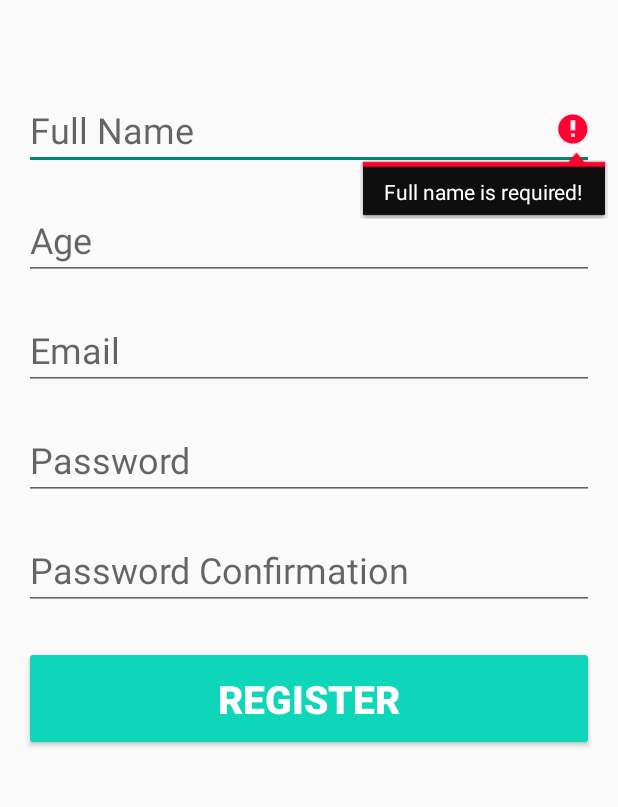
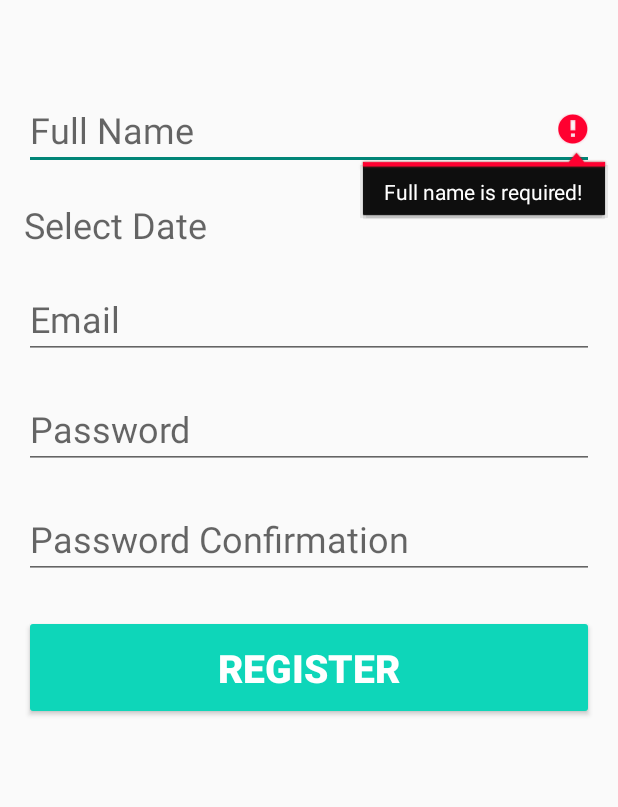
Before and after one commit to Jacob-Bordelon/pocket-chef, an Android app: the Register screen opened directly, with no data from a screen before it, after a tap on "REGISTER", on a phone screen of 412 x 824 dp, the part 308-1115 px from its top. Run offline under Robolectric (Android 15) with nearby library versions, the phone set to English and light mode, and no system bars; our stand-ins replace Firebase (no records; nobody signed in at launch, a user with empty details on screens opened directly).

Commit message:
Change method to input Date of Birth and add check point for password confirmation

```diff
--- a/app/app/build.gradle
+++ b/app/app/build.gradle
@@ -44,7 +44,6 @@ dependencies {
     implementation 'androidx.legacy:legacy-support-v4:1.0.0'
     implementation 'de.hdodenhof:circleimageview:3.1.0'
     implementation 'com.google.firebase:firebase-auth:19.2.0'
-    implementation 'androidx.wear:wear:1.0.0'
 
     testImplementation 'junit:junit:4.+'
     androidTestImplementation 'androidx.test.ext:junit:1.1.2'
@@ -63,7 +62,7 @@ dependencies {
     // rxjava
     implementation 'io.reactivex.rxjava2:rxandroid:2.0.1'
     implementation 'io.reactivex.rxjava2:rxjava:2.2.9'
-    compileOnly 'com.google.android.wearable:wearable:2.8.1'
+
 
     // ROOM database library
     def room_version = "2.2.6"
--- a/app/app/src/main/java/com/example/pocket_chef_application/util/Register.java
+++ b/app/app/src/main/java/com/example/pocket_chef_application/util/Register.java
@@ -9,20 +9,28 @@ import com.google.firebase.auth.AuthResult;
 import com.google.firebase.auth.FirebaseAuth;
 import com.google.firebase.database.FirebaseDatabase;
 
+import android.app.DatePickerDialog;
+import android.graphics.Color;
+import android.graphics.drawable.ColorDrawable;
 import android.os.Bundle;
 import android.util.Patterns;
 import android.view.View;
 import android.widget.Button;
+import android.widget.DatePicker;
 import android.widget.EditText;
 import android.widget.ProgressBar;
 import android.widget.TextView;
 import android.widget.Toast;
 
+import java.util.Calendar;
+
 public class Register extends AppCompatActivity implements View.OnClickListener{
 
     private TextView registerUser;
-    private EditText editTextFullName, editTextAge, editTextEmail, editTextPassword;
+    private EditText editTextFullName, editTextAge, editTextEmail, editTextPassword, editTextPasswordConfirm;
     private ProgressBar progressBar;
+    private TextView mDisplayDate;
+    private DatePickerDialog.OnDateSetListener mDateSetListener;
 
     private FirebaseAuth mAuth;
 
@@ -37,11 +45,41 @@ public class Register extends AppCompatActivity implements View.OnClickListener{
         registerUser.setOnClickListener(this);
 
         editTextFullName = (EditText) findViewById(R.id.fullName);
-        editTextAge = (EditText) findViewById(R.id.age);
+/*        editTextAge = (EditText) findViewById(R.id.DOB);*/
         editTextEmail = (EditText) findViewById(R.id.email);
         editTextPassword = (EditText) findViewById(R.id.password);
+        editTextPasswordConfirm = (EditText) findViewById(R.id.confirmPassword);
 
         progressBar = (ProgressBar) findViewById(R.id.progressBar);
+
+        mDisplayDate = (TextView) findViewById(R.id.DOB);
+        mDisplayDate.setOnClickListener(new View.OnClickListener() {
+            @Override
+            public void onClick(View v) {
+                Calendar cal = Calendar.getInstance();
+                int year = cal.get(Calendar.YEAR);
+                int month = cal.get(Calendar.MONTH);
+                int day = cal.get(Calendar.DAY_OF_MONTH);
+
+                DatePickerDialog dialog = new DatePickerDialog(
+                        Register.this,
+                        android.R.style.Theme_Holo_Light_Dialog_MinWidth,
+                        mDateSetListener,
+                        year,month,day);
+                dialog.getWindow().setBackgroundDrawable(new ColorDrawable(Color.TRANSPARENT));
+                dialog.show();
+            }
+        });
+
+        mDateSetListener = new DatePickerDialog.OnDateSetListener() {
+            @Override
+            public void onDateSet(DatePicker view, int year, int month, int dayOfMonth) {
+                month = month + 1;
+
+                String date = month + "/" + dayOfMonth + "/" + year;
+                mDisplayDate.setText(date);
+            }
+        };
     }
 
     @Override
@@ -56,8 +94,9 @@ public class Register extends AppCompatActivity implements View.OnClickListener{
     private void RegisterUser() {
         String email = editTextEmail.getText().toString().trim();
         String password = editTextPassword.getText().toString().trim();
+        String confirmation = editTextPasswordConfirm.getText().toString().trim();
         String fullName = editTextFullName.getText().toString().trim();
-        String age = editTextAge.getText().toString().trim();
+        String age = mDisplayDate.getText().toString().trim();
 
         if(fullName.isEmpty()){
             editTextFullName.setError("Full name is required!");
@@ -91,6 +130,12 @@ public class Register extends AppCompatActivity implements View.OnClickListener{
 
         if(password.length() < 6){
             editTextPassword.setError("Min password length should be 6 characters!");
+            editTextPassword.requestFocus();
+            return;
+        }
+
+        if(!password.equals(confirmation)){
+            editTextPassword.setError("The password confirmation must match the password!");
             editTextPassword.requestFocus();
             return;
         }
--- a/app/app/src/main/res/layout/activity_register.xml
+++ b/app/app/src/main/res/layout/activity_register.xml
@@ -30,14 +30,13 @@
         app:layout_constraintRight_toRightOf="parent"
         app:layout_constraintTop_toBottomOf="@id/logo"/>
 
-    <EditText
-        android:id="@+id/age"
+    <TextView
+        android:id="@+id/DOB"
         android:layout_width="380dp"
         android:layout_height="wrap_content"
         android:layout_marginTop="20dp"
         android:ems="10"
-        android:hint="Age"
-        android:inputType="number"
+        android:hint="Select Date"
         android:textSize="24dp"
         app:layout_constraintLeft_toLeftOf="parent"
         app:layout_constraintRight_toRightOf="parent"
@@ -54,7 +53,7 @@
         android:textSize="24sp"
         app:layout_constraintLeft_toLeftOf="parent"
         app:layout_constraintRight_toRightOf="parent"
-        app:layout_constraintTop_toBottomOf="@+id/age"/>
+        app:layout_constraintTop_toBottomOf="@+id/DOB"/>
 
     <EditText
         android:id="@+id/password"
```
